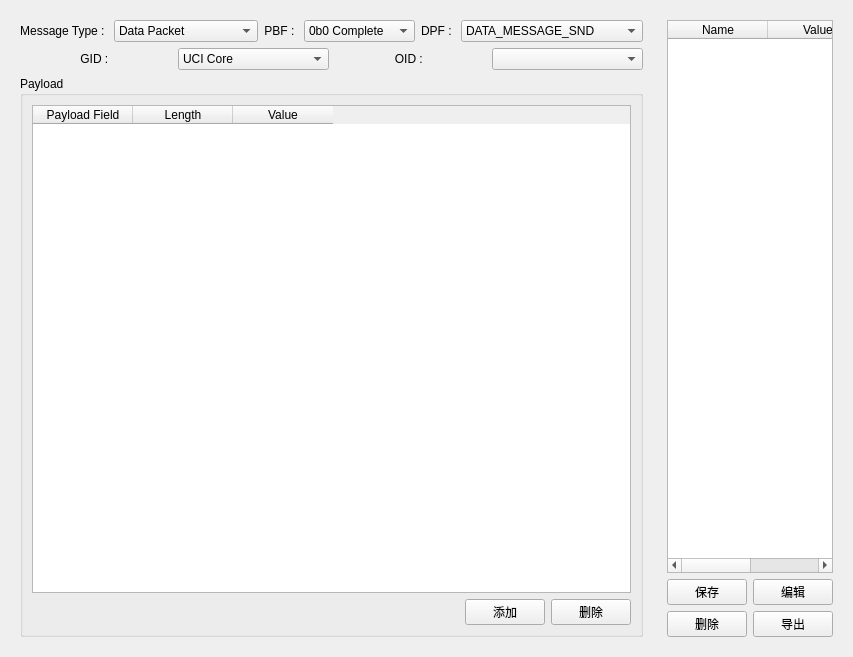
Above: MainForm.ui from Kinvy66/UCI_Tool before the change. Below: the same form after it.
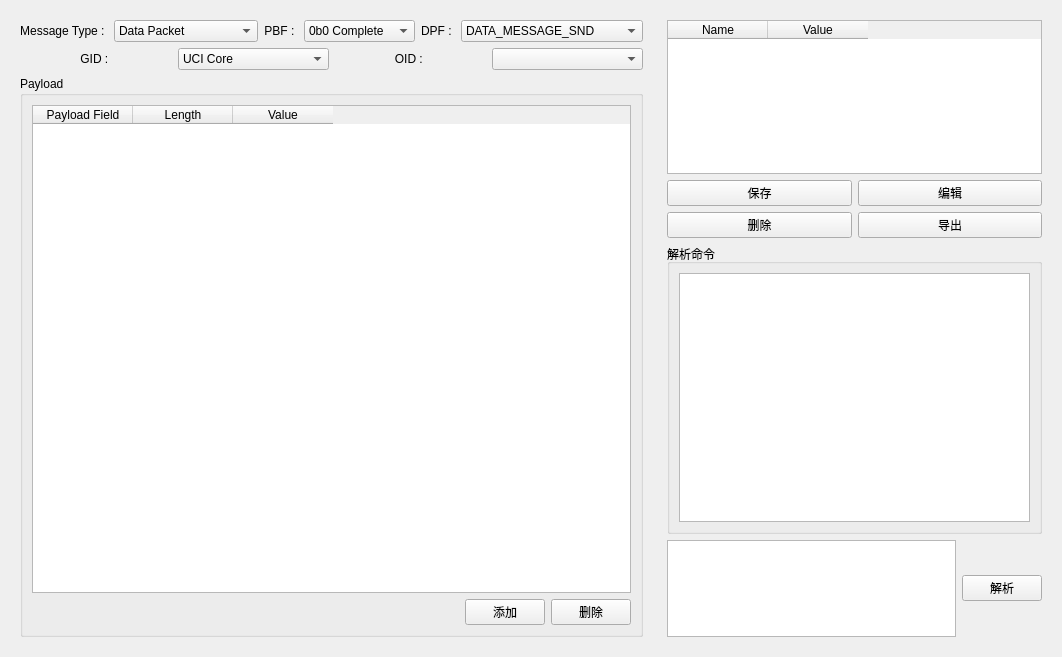
That is the form after the change.

Commit message: add header parser

Patch:
```diff
--- a/MainForm.ui
+++ b/MainForm.ui
@@ -1,19 +1,19 @@
 <?xml version="1.0" encoding="UTF-8"?>
 <ui version="4.0">
- <class>Form</class>
- <widget class="QWidget" name="Form">
+ <class>MainWindow</class>
+ <widget class="QWidget" name="MainWindow">
   <property name="geometry">
    <rect>
     <x>0</x>
     <y>0</y>
-    <width>846</width>
+    <width>1062</width>
     <height>657</height>
    </rect>
   </property>
   <property name="windowTitle">
    <string>UCI Tool</string>
   </property>
-  <layout class="QHBoxLayout" name="horizontalLayout_8" stretch="5,3">
+  <layout class="QHBoxLayout" name="horizontalLayout_8" stretch="5,4">
    <item>
     <widget class="QWidget" name="widget_2" native="true">
      <layout class="QGridLayout" name="gridLayout">
@@ -262,7 +262,7 @@
    </item>
    <item>
     <widget class="QWidget" name="widget" native="true">
-     <layout class="QVBoxLayout" name="verticalLayout_3">
+     <layout class="QVBoxLayout" name="verticalLayout_4">
       <item>
        <widget class="QTableWidget" name="tableWidget_packets">
         <column>
@@ -313,6 +313,40 @@
         </item>
        </layout>
       </item>
+      <item>
+       <layout class="QVBoxLayout" name="verticalLayout_3" stretch="3,1">
+        <item>
+         <widget class="QGroupBox" name="groupBox">
+          <property name="title">
+           <string>解析命令</string>
+          </property>
+          <layout class="QGridLayout" name="gridLayout_2">
+           <item row="0" column="0">
+            <widget class="QTextEdit" name="textEdit_cmd">
+             <property name="readOnly">
+              <bool>true</bool>
+             </property>
+            </widget>
+           </item>
+          </layout>
+         </widget>
+        </item>
+        <item>
+         <layout class="QHBoxLayout" name="horizontalLayout_12">
+          <item>
+           <widget class="QPlainTextEdit" name="plainTextEdit_CMD"/>
+          </item>
+          <item>
+           <widget class="QPushButton" name="pushButton_parser">
+            <property name="text">
+             <string>解析</string>
+            </property>
+           </widget>
+          </item>
+         </layout>
+        </item>
+       </layout>
+      </item>
      </layout>
     </widget>
    </item>
```
The commit also changes 3 other files.
